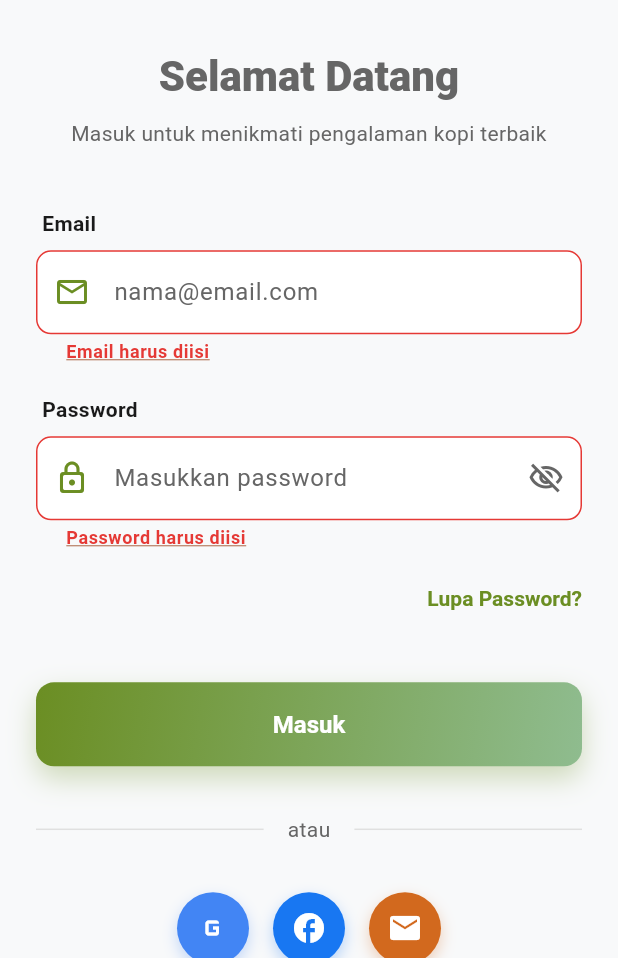
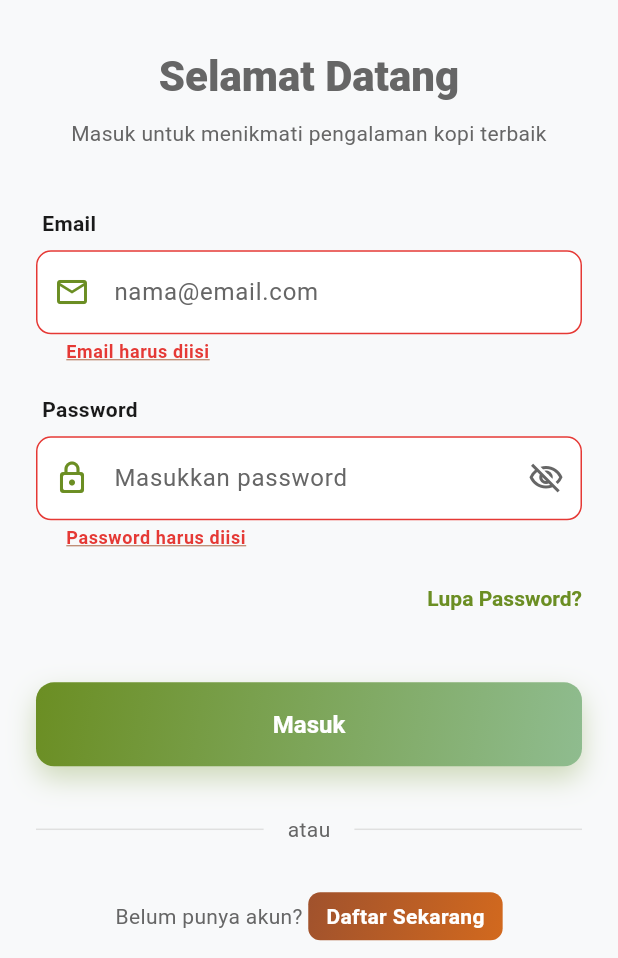
Before and after one commit to randipkur09/nuju_app, a Flutter app: the screen it shows after launch, after a tap on "Masuk", on a phone screen of 412 x 824 dp, the part 278-1236 px from its top. Run offline on Flutter 3.47's test engine with Material 3 defaults, Android fonts, the phone set to English and light mode, and no system bars; our stand-ins replace cloud_firestore, firebase_auth, firebase_core; accounts and stored records are empty.

Commit message:
Updating Auth

```diff
--- a/lib/screens/auth/login_screen.dart
+++ b/lib/screens/auth/login_screen.dart
@@ -28,34 +28,6 @@ class _LoginScreenState extends State<LoginScreen> {
       email: _emailController.text.trim(),
       password: _passwordController.text,
     );
-
-    setState(() => _isLoading = false);
-
-    if (error != null) {
-      ScaffoldMessenger.of(context).showSnackBar(
-        SnackBar(
-          content: Row(
-            children: [
-              Icon(Icons.error_outline, color: Colors.white, size: 20),
-              SizedBox(width: 8),
-              Expanded(child: Text(error)),
-            ],
-          ),
-          backgroundColor: AppTheme.secondaryColor,
-          behavior: SnackBarBehavior.floating,
-          shape: RoundedRectangleBorder(
-            borderRadius: BorderRadius.circular(12),
-          ),
-        ),
-      );
-    }
-  }
-
-  Future<void> _handleGoogleSignIn() async {
-    setState(() => _isLoading = true);
-
-    final authService = context.read<AuthService>();
-    final error = await authService.signInWithGoogle();
 
     setState(() => _isLoading = false);
 
@@ -330,32 +302,6 @@ class _LoginScreenState extends State<LoginScreen> {
 
                     const SizedBox(height: 32),
 
-                    // Social Login (Optional) - Modern touch
-                    Row(
-                      mainAxisAlignment: MainAxisAlignment.center,
-                      children: [
-                        _buildSocialButton(
-                          icon: Icons.g_mobiledata,
-                          color: Color(0xFF4285F4),
-                          onTap: _isLoading ? null : _handleGoogleSignIn,
-                        ),
-                        const SizedBox(width: 16),
-                        _buildSocialButton(
-                          icon: Icons.facebook,
-                          color: Color(0xFF1877F2),
-                          onTap: () {},
-                        ),
-                        const SizedBox(width: 16),
-                        _buildSocialButton(
-                          icon: Icons.email,
-                          color: AppTheme.accentColor,
-                          onTap: () {},
-                        ),
-                      ],
-                    ),
-
-                    const SizedBox(height: 32),
-
                     // Register Link
                     Row(
                       mainAxisAlignment: MainAxisAlignment.center,
@@ -408,36 +354,6 @@ class _LoginScreenState extends State<LoginScreen> {
     );
   }
 
-  Widget _buildSocialButton({
-    required IconData icon,
-    required Color color,
-    required VoidCallback? onTap,
-  }) {
-    return GestureDetector(
-      onTap: onTap,
-      child: Container(
-        width: 48,
-        height: 48,
-        decoration: BoxDecoration(
-          color: onTap == null ? color.withOpacity(0.5) : color,
-          shape: BoxShape.circle,
-          boxShadow: [
-            BoxShadow(
-              color: color.withOpacity(0.3),
-              blurRadius: 8,
-              offset: const Offset(0, 4),
-            ),
-          ],
-        ),
-        child: Icon(
-          icon,
-          color: Colors.white,
-          size: 24,
-        ),
-      ),
-    );
-  }
-
   @override
   void dispose() {
     _emailController.dispose();
--- a/pubspec.yaml
+++ b/pubspec.yaml
@@ -18,7 +18,6 @@ dependencies:
   firebase_auth: ^4.17.8
   cloud_firestore: ^4.15.8
   firebase_storage: ^11.6.8
-  google_sign_in: ^6.2.0
 
 
   # State Management
```
Also changed, not shown: lib/services/auth_service.dart (+5 -53 lines), pubspec.lock, 1 other file.
